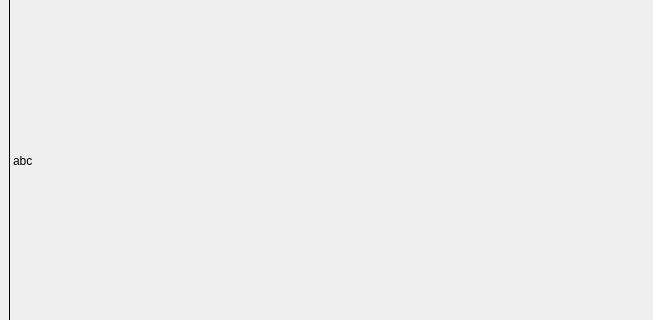
Above: filebrowser/main.ui from solloc/filebrowser before the change; both pictures show x 0 to 653 and y 199 to 519 of the 994 by 742 pixel window. Below: the same form after it.
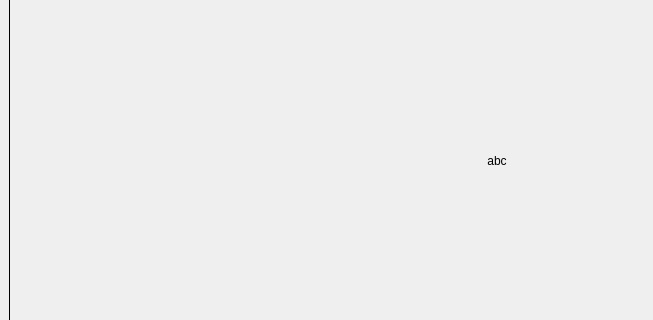
That is the form after the change.

Commit message: image alignment adjusted

Diff of the .ui file:
```diff
--- a/filebrowser/main.ui
+++ b/filebrowser/main.ui
@@ -42,6 +42,9 @@
           <property name="scaledContents">
            <bool>false</bool>
           </property>
+          <property name="alignment">
+           <set>Qt::AlignCenter</set>
+          </property>
          </widget>
         </item>
        </layout>
```
